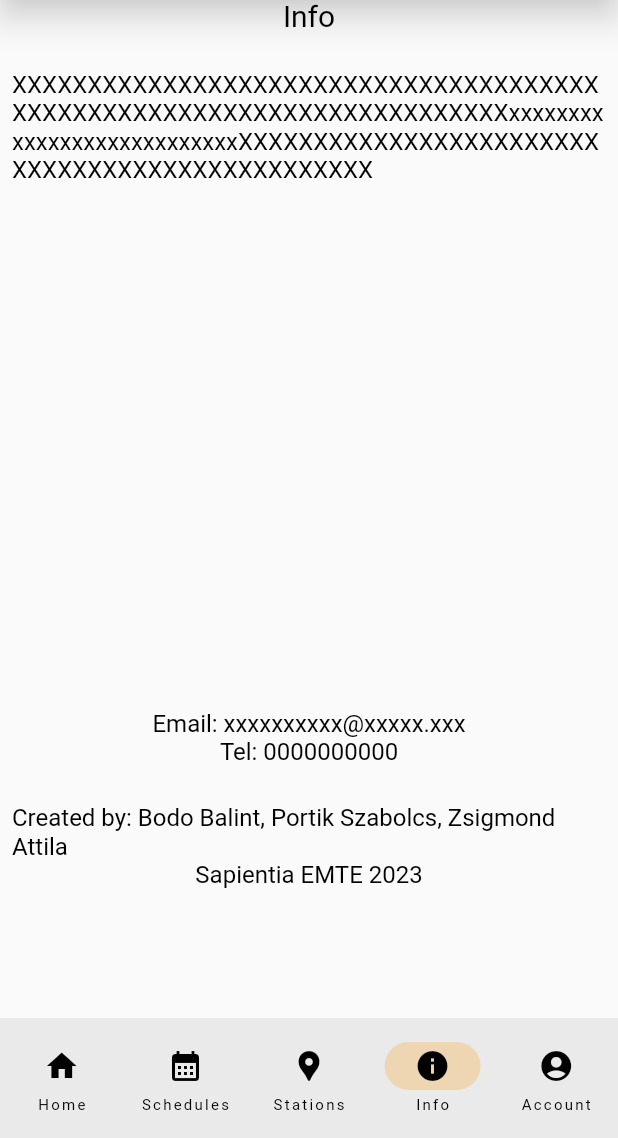
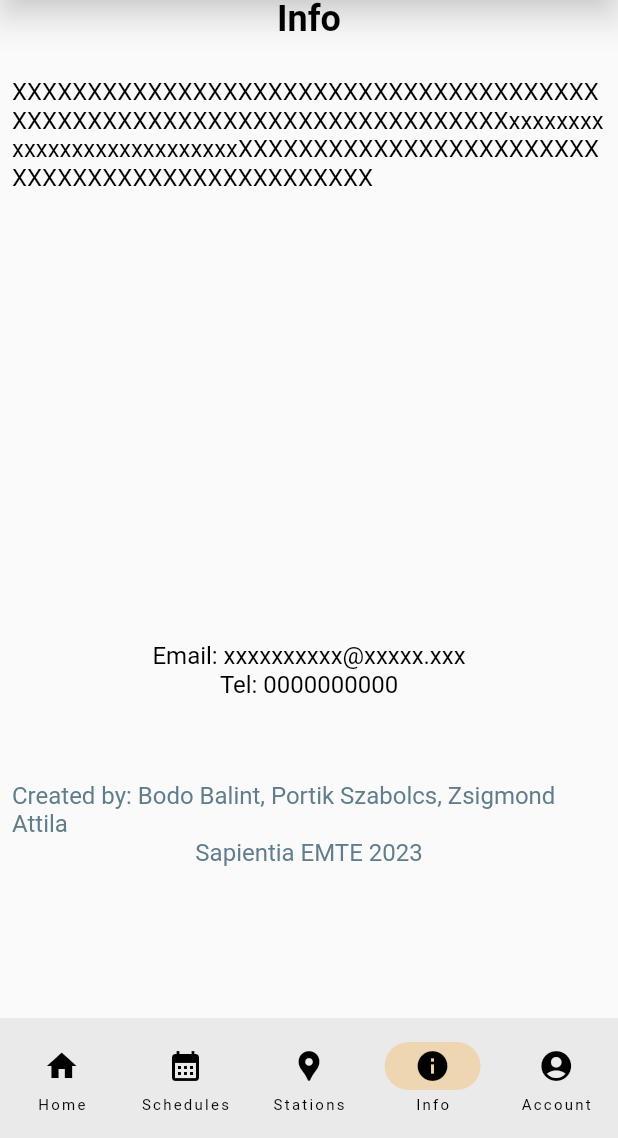
Before and after one commit to zsigmondattila/bus4u, a Flutter app: the screen it shows after launch, item 4 of the bottom bar chosen, on a phone screen of 412 x 824 dp, the part 98-1236 px from its top. Run offline on Flutter 3.47's test engine with Material 2 defaults, Android fonts, the light colour scheme and no system bars.

Commit message:
Info page style

```diff
--- a/APPLICATION/lib/pages/info_page.dart
+++ b/APPLICATION/lib/pages/info_page.dart
@@ -12,21 +12,18 @@ class _InfoPageState extends State<InfoPage> {
   Widget build(BuildContext context) {
     return const Padding(
       padding: EdgeInsets.all(8.0),
-      child: Column(
-        mainAxisAlignment: MainAxisAlignment.start,
-        children: [
-
+      child: Column(mainAxisAlignment: MainAxisAlignment.start, children: [
         Text(
           "Info",
-          style: TextStyle(color: Colors.black, fontSize: 20),
-
+          style: TextStyle(
+              color: Colors.black, fontWeight: FontWeight.bold, fontSize: 24),
         ),
         SizedBox(height: 25),
         Text(
           "XXXXXXXXXXXXXXXXXXXXXXXXXXXXXXXXXXXXXXXXXXXXXXXXXXXXXXXXXXXXXXXXXXXXXXXXxxxxxxxxxxxxxxxxxxxxxxxxxxxXXXXXXXXXXXXXXXXXXXXXXXXXXXXXXXXXXXXXXXXXXXXXXXX",
           style: TextStyle(color: Colors.black, fontSize: 16),
         ),
-        SizedBox(height: 350),
+        SizedBox(height: 300),
         Text(
           "Email: xxxxxxxxxx@xxxxx.xxx",
           style: TextStyle(color: Colors.black, fontSize: 16),
@@ -35,14 +32,14 @@ class _InfoPageState extends State<InfoPage> {
           "Tel: 0000000000",
           style: TextStyle(color: Colors.black, fontSize: 16),
         ),
-        SizedBox(height: 25),
+        SizedBox(height: 55),
         Text(
           "Created by: Bodo Balint, Portik Szabolcs, Zsigmond Attila",
-          style: TextStyle(color: Colors.black, fontSize: 16),
+          style: TextStyle(color: Colors.blueGrey, fontSize: 16),
         ),
         Text(
           "Sapientia EMTE 2023",
-          style: TextStyle(color: Colors.black, fontSize: 16),
+          style: TextStyle(color: Colors.blueGrey, fontSize: 16),
         ),
       ]),
     );
```
